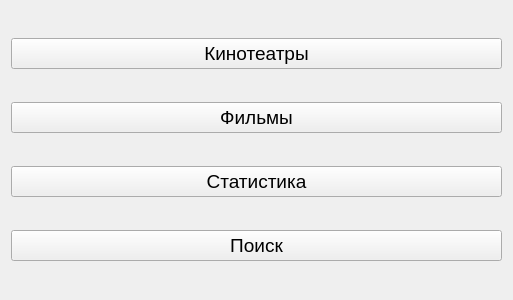
First picture: the form in res/uics/main_menu.ui, repository Liteskarr/Cinema, before the edit.
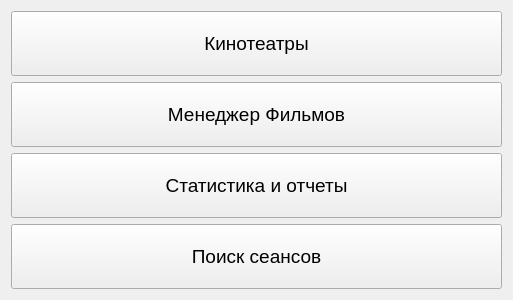
Second picture: the form after the edit.

Patch:
```diff
--- a/res/uics/main_menu.ui
+++ b/res/uics/main_menu.ui
@@ -21,20 +21,41 @@
   <layout class="QGridLayout" name="gridLayout">
    <item row="2" column="1">
     <widget class="QPushButton" name="statistic_button">
+     <property name="enabled">
+      <bool>true</bool>
+     </property>
+     <property name="sizePolicy">
+      <sizepolicy hsizetype="Expanding" vsizetype="Expanding">
+       <horstretch>0</horstretch>
+       <verstretch>0</verstretch>
+      </sizepolicy>
+     </property>
      <property name="text">
-      <string>Статистика</string>
+      <string>Статистика и отчеты</string>
      </property>
     </widget>
    </item>
    <item row="3" column="1">
     <widget class="QPushButton" name="searching_button">
+     <property name="sizePolicy">
+      <sizepolicy hsizetype="Expanding" vsizetype="Expanding">
+       <horstretch>0</horstretch>
+       <verstretch>0</verstretch>
+      </sizepolicy>
+     </property>
      <property name="text">
-      <string>Поиск</string>
+      <string>Поиск сеансов</string>
      </property>
     </widget>
    </item>
    <item row="0" column="1">
     <widget class="QPushButton" name="cinemas_button">
+     <property name="sizePolicy">
+      <sizepolicy hsizetype="Expanding" vsizetype="Expanding">
+       <horstretch>0</horstretch>
+       <verstretch>0</verstretch>
+      </sizepolicy>
+     </property>
      <property name="text">
       <string>Кинотеатры</string>
      </property>
@@ -42,8 +63,14 @@
    </item>
    <item row="1" column="1">
     <widget class="QPushButton" name="films_button">
+     <property name="sizePolicy">
+      <sizepolicy hsizetype="Expanding" vsizetype="Expanding">
+       <horstretch>0</horstretch>
+       <verstretch>0</verstretch>
+      </sizepolicy>
+     </property>
      <property name="text">
-      <string>Фильмы</string>
+      <string>Менеджер Фильмов</string>
      </property>
     </widget>
    </item>
```
